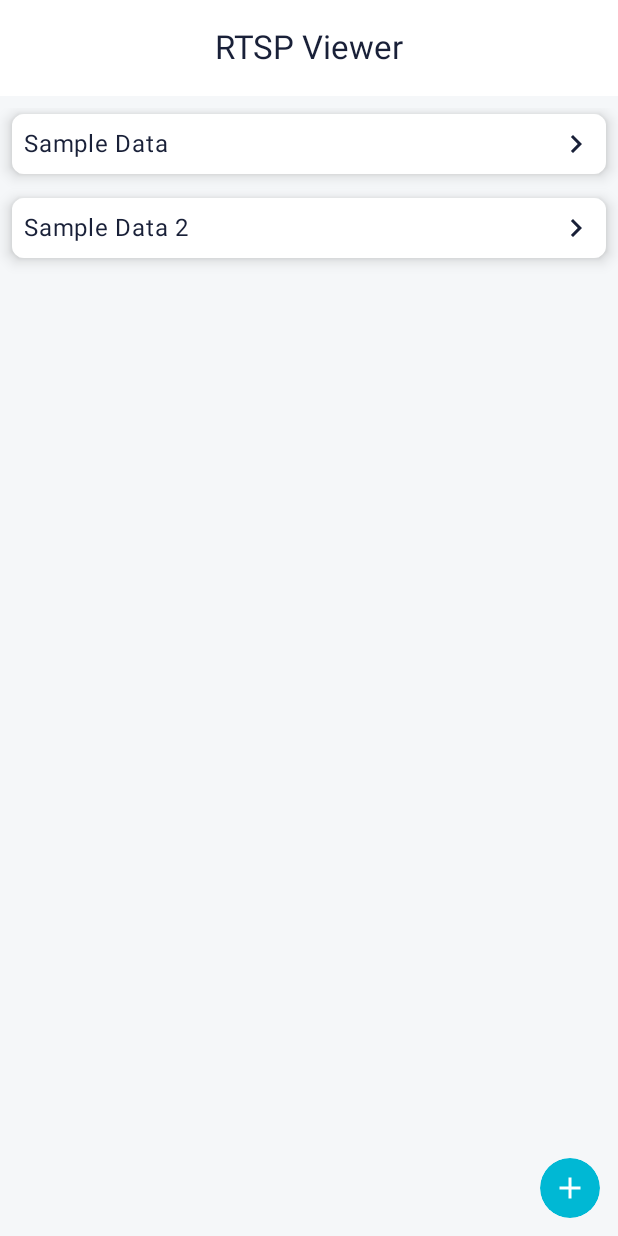
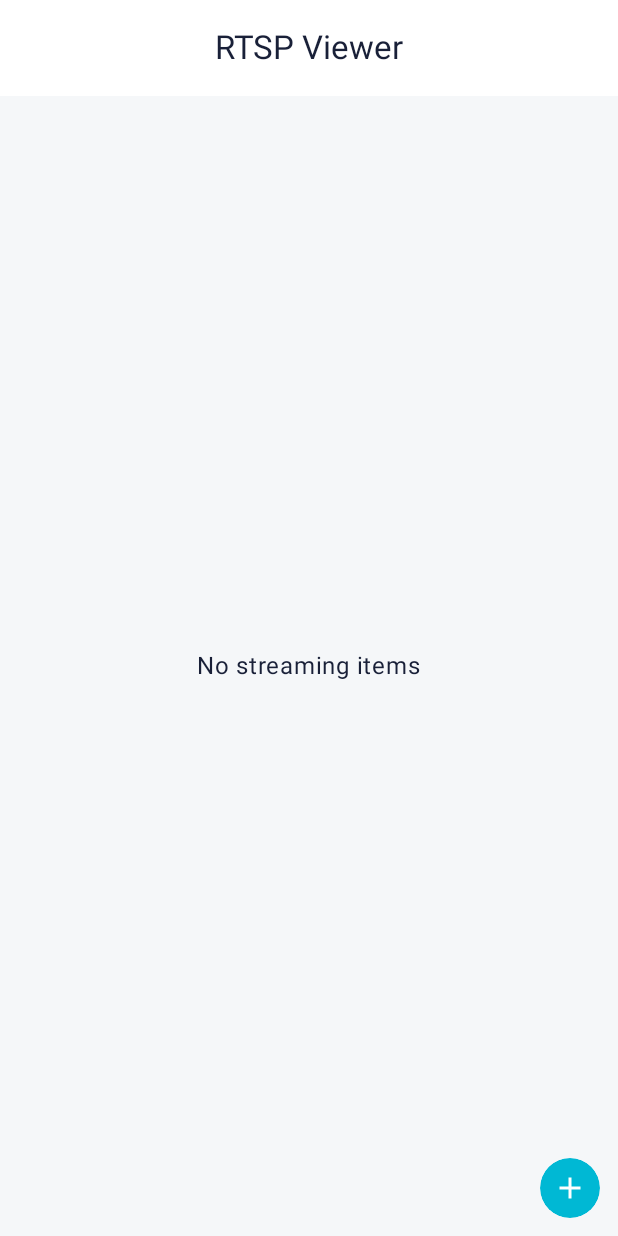
Before and after one commit to mrkongtk/rtspviewer, an Android app built with Jetpack Compose: the screen it shows after launch (MainActivity), on a phone screen of 412 x 824 dp. Run offline under Robolectric (Android 15) with nearby library versions, the phone set to English and light mode, and no system bars; our stand-ins replace Dagger/Hilt's generated code, Room's generated code; libraries missing offline, so code that uses them is left out: androidx.hilt.lifecycle.

Commit message:
feat: implement real repository and refactor navigation ui
- add `RTSPItemRepositoryImpl` for production database operations
- update `AppModule` to inject real repository instead of sample data
- extract navigation logic to `NavigationScreenContent` composable
- enable edge-to-edge support with proper system bar inset handling
- update theme to handle system bar colors via side effects
- improve composable previews with mock data providers

```diff
--- a/app/src/main/java/com/mrkongtk/rtspviewer/MainActivity.kt
+++ b/app/src/main/java/com/mrkongtk/rtspviewer/MainActivity.kt
@@ -4,6 +4,11 @@ import android.os.Bundle
 import androidx.activity.ComponentActivity
 import androidx.activity.compose.setContent
 import androidx.activity.enableEdgeToEdge
+import androidx.compose.foundation.layout.WindowInsets
+import androidx.compose.foundation.layout.fillMaxSize
+import androidx.compose.foundation.layout.systemBars
+import androidx.compose.foundation.layout.windowInsetsPadding
+import androidx.compose.ui.Modifier
 import androidx.hilt.lifecycle.viewmodel.compose.hiltViewModel
 import androidx.navigation.NavHostController
 import androidx.navigation.compose.rememberNavController
@@ -13,11 +18,11 @@ import com.mrkongtk.rtspviewer.viewmode.AppViewModel
 import dagger.hilt.android.AndroidEntryPoint
 
 /**
- * The primary entry point for the RTSP Viewer application.
+ * The main entry point for the RTSP Viewer application.
  *
- * This Activity serves as the container for the Jetpack Compose UI.
- * It is annotated with [AndroidEntryPoint] to allow Hilt to inject dependencies
- * into the Activity and the Composables hosted within it.
+ * This Activity hosts the Jetpack Compose UI content. It is annotated with [AndroidEntryPoint]
+ * to enable Hilt dependency injection, allowing view models and other dependencies to be
+ * injected into the Compose hierarchy.
  */
 @AndroidEntryPoint
 class MainActivity : ComponentActivity() {
@@ -25,24 +30,31 @@ class MainActivity : ComponentActivity() {
     override fun onCreate(savedInstanceState: Bundle?) {
         super.onCreate(savedInstanceState)
 
-        // Enable edge-to-edge display to allow content to be drawn behind system bars
-        // (status bar and navigation bar) for a modern, immersive experience.
+        // Enables edge-to-edge display, allowing the app to draw behind the system bars
+        // (status bar and navigation bar). Note: We must manually handle insets in the
+        // UI to prevent content from overlapping these bars.
         enableEdgeToEdge()
 
         setContent {
-            // Wrap the content in the application's custom theme
+            // Apply the application's design system/theme to the widget tree
             RTSPViewerTheme {
 
-                // Initialize the NavController to handle navigation between screens
+                // Initialize the central navigation controller for screen transitions
                 val navController: NavHostController = rememberNavController()
 
-                // Obtain the AppViewModel instance via Hilt injection
+                // Inject the main AppViewModel. The lifecycle of this ViewModel is scoped
+                // to this Activity (or the navigation graph if used within a NavHost).
                 val viewModel: AppViewModel = hiltViewModel()
 
-                // Render the main navigation structure (Scaffold, NavHost)
+                // Render the root screen of the application.
+                // We apply windowInsetsPadding(WindowInsets.systemBars) here to ensure
+                // the root content respects the safe areas defined by the edge-to-edge configuration.
                 NavigationScreen(
                     navController = navController,
-                    viewModel = viewModel
+                    viewModel = viewModel,
+                    modifier = Modifier
+                        .fillMaxSize()
+                        .windowInsetsPadding(WindowInsets.systemBars)
                 )
             }
         }
--- /dev/null
+++ b/app/src/main/java/com/mrkongtk/rtspviewer/data/repository/RTSPItemRepositoryImpl.kt
@@ -0,0 +1,56 @@
+package com.mrkongtk.rtspviewer.data.repository
+
+import com.mrkongtk.rtspviewer.data.database.AppDatabase
+import com.mrkongtk.rtspviewer.data.database.entity.RTSPItem
+import kotlinx.coroutines.flow.MutableStateFlow
+import kotlinx.coroutines.flow.StateFlow
+import kotlinx.coroutines.flow.asStateFlow
+import kotlinx.coroutines.flow.update
+import javax.inject.Inject
+
+/**
+ * Concrete implementation of [RTSPItemRepository].
+ *
+ * This repository is responsible for managing data operations for RTSP items,
+ * acting as a mediator between the database (Room) and the UI/Domain layer.
+ * It utilizes [StateFlow] to provide a reactive stream of data updates.
+ *
+ * @property db The Room database instance injected via Dependency Injection.
+ */
+class RTSPItemRepositoryImpl @Inject constructor(
+    private val db: AppDatabase,
+) : RTSPItemRepository {
+
+    // Internal mutable state flow to handle list updates
+    private val _items = MutableStateFlow<List<RTSPItem>>(emptyList())
+
+    /**
+     * A read-only [StateFlow] observing the list of [RTSPItem]s.
+     * UI components should collect from this flow to receive real-time data updates.
+     */
+    override val items: StateFlow<List<RTSPItem>> = _items.asStateFlow()
+
+    /**
+     * Fetches the complete list of RTSP items from the database and updates
+     * the [_items] StateFlow.
+     *
+     * This method retrieves items from index 0 to [Long.MAX_VALUE].
+     */
+    override suspend fun loadData() {
+        _items.update { _ ->
+            db.rtspItemDao().getItems(0, Long.MAX_VALUE)
+        }
+    }
+
+    /**
+     * Inserts a new [RTSPItem] into the database.
+     *
+     * @param item The RTSP item entity to be added.
+     * @return The row ID of the newly inserted item.
+     */
+    override suspend fun addItem(item: RTSPItem): Long {
+        val insertedId = db.rtspItemDao().insert(item)
+        return insertedId
+    }
+
+}
--- a/app/src/main/java/com/mrkongtk/rtspviewer/di/AppModule.kt
+++ b/app/src/main/java/com/mrkongtk/rtspviewer/di/AppModule.kt
@@ -4,7 +4,7 @@ import android.content.Context
 import androidx.room.Room
 import com.mrkongtk.rtspviewer.data.database.AppDatabase
 import com.mrkongtk.rtspviewer.data.repository.RTSPItemRepository
-import com.mrkongtk.rtspviewer.data.repository.RTSPItemWithSampleInitRepositoryImpl
+import com.mrkongtk.rtspviewer.data.repository.RTSPItemRepositoryImpl
 import dagger.Module
 import dagger.Provides
 import dagger.hilt.InstallIn
@@ -15,8 +15,8 @@ import javax.inject.Singleton
 /**
  * Dagger Hilt module responsible for providing application-level dependencies.
  *
- * This module is installed in the [SingletonComponent], meaning the dependencies
- * defined here will exist for the entire lifecycle of the application.
+ * This module is installed in the [SingletonComponent], which ensures that the dependencies
+ * provided here live as long as the application itself.
  */
 @Module
 @InstallIn(SingletonComponent::class)
@@ -25,20 +25,18 @@ object AppModule {
     /**
      * Provides a singleton instance of the [RTSPItemRepository].
      *
-     * It binds the interface to the [RTSPItemWithSampleInitRepositoryImpl] implementation,
-     * which initializes the repository with sample data.
+     * This method satisfies dependencies for the repository interface by returning
+     * the concrete [RTSPItemRepositoryImpl] implementation.
      *
-     * @param context The application context injected by Hilt.
-     * @param db The [AppDatabase] instance required by the repository.
+     * @param db The [AppDatabase] instance required to access the DAO.
      * @return The concrete implementation of the repository.
      */
     @Provides
     @Singleton
     fun provideRTSPItemRepository(
-        @ApplicationContext context: Context,
         db: AppDatabase
     ): RTSPItemRepository {
-        return RTSPItemWithSampleInitRepositoryImpl(context, db)
+        return RTSPItemRepositoryImpl(db)
     }
 
     /**
@@ -46,7 +44,7 @@ object AppModule {
      *
      * This method initializes the Room database with the name "RTSP_Viewer_database".
      *
-     * @param context The application context used to build the database.
+     * @param context The application context provided by Hilt, used to create the database builder.
      * @return The built Room database instance.
      */
     @Provides
--- a/app/src/main/java/com/mrkongtk/rtspviewer/ui/screen/NavigationScreen.kt
+++ b/app/src/main/java/com/mrkongtk/rtspviewer/ui/screen/NavigationScreen.kt
@@ -1,14 +1,9 @@
 package com.mrkongtk.rtspviewer.ui.screen
 
-import android.annotation.SuppressLint
 import android.content.res.Configuration
 import androidx.compose.foundation.background
-import androidx.compose.foundation.layout.PaddingValues
-import androidx.compose.foundation.layout.WindowInsets
 import androidx.compose.foundation.layout.fillMaxSize
 import androidx.compose.foundation.layout.padding
-import androidx.compose.foundation.layout.systemBars
-import androidx.compose.foundation.layout.windowInsetsPadding
 import androidx.compose.material.icons.Icons
 import androidx.compose.material.icons.automirrored.filled.ArrowBack
 import androidx.compose.material3.CenterAlignedTopAppBar
@@ -27,8 +22,6 @@ import androidx.compose.ui.tooling.preview.Preview
 import androidx.hilt.lifecycle.viewmodel.compose.hiltViewModel
 import androidx.lifecycle.compose.collectAsStateWithLifecycle
 import androidx.navigation.NavHostController
-import androidx.navigation.compose.NavHost
-import androidx.navigation.compose.composable
 import androidx.navigation.compose.currentBackStackEntryAsState
 import androidx.navigation.compose.rememberNavController
 import com.mrkongtk.rtspviewer.AppScreen
@@ -36,6 +29,7 @@ import com.mrkongtk.rtspviewer.R
 import com.mrkongtk.rtspviewer.data.AppUiState
 import com.mrkongtk.rtspviewer.data.database.MockAppDatabase
 import com.mrkongtk.rtspviewer.data.repository.RTSPItemWithSampleInitRepositoryImpl
+import com.mrkongtk.rtspviewer.ui.compose.NavigationScreenContent
 import com.mrkongtk.rtspviewer.ui.theme.RTSPViewerTheme
 import com.mrkongtk.rtspviewer.viewmode.AppViewModel
 import kotlinx.coroutines.flow.map
@@ -44,7 +38,8 @@ import kotlinx.coroutines.flow.map
  * A custom Top App Bar composable that manages the screen title and back navigation.
  *
  * This component dynamically generates the title by combining a static string resource template
- * (defined in [AppScreen]) with dynamic arguments observed from the [AppViewModel] (e.g., the name of the currently viewing stream).
+ * (defined in [AppScreen]) with dynamic arguments observed from the [AppViewModel]
+ * (e.g., the name of the currently viewing stream).
  *
  * @param currentScreen The current destination in the navigation graph; used to fetch the title resource ID.
  * @param canNavigateBack Boolean flag indicating if the back arrow should be visible.
@@ -60,9 +55,9 @@ fun AppBar(
     modifier: Modifier = Modifier,
     viewModel: AppViewModel = hiltViewModel()
 ) {
-    // Collect the selected item's name from the ViewModel state.
-    // map transform: If an item is selected, wrap the name in a list (e.g., ["Camera 1"]).
-    // If null, return an empty list. This list is used for string formatting later.
+    // Transform the UI state to extract the selected item's name.
+    // If a stream is selected, it returns a list containing that name.
+    // If null, it returns an empty list. This list is used for string template replacement below.
     val args: List<String> by viewModel.uiState.map {
         it.selectedItem?.name?.let { name ->
             listOf(name)
@@ -71,11 +66,11 @@ fun AppBar(
 
     CenterAlignedTopAppBar(
         title = {
-            // Dynamic Title Generation Logic:
-            // 1. Fetch the raw string template (e.g., "Watching %0") based on the current screen.
-            // 2. Prepend the template to the args list.
-            // 3. Use reduceIndexed to iterate through. It effectively replaces placeholders like "%0"
-            //    in the template (acc) with the values from the subsequent items in the list (new).
+            // Title Formatting Logic:
+            // 1. Get the base string resource associated with the current screen (e.g., "Watching %1").
+            // 2. Create a list starting with the template, followed by dynamic arguments (e.g., ["Watching %1", "Camera 1"]).
+            // 3. Use reduceIndexed to iterate. The 'acc' is the string being built, 'new' is the replacement value.
+            //    It replaces placeholders (like "%1") with the corresponding argument.
             Text(stringResource(currentScreen.title).let { titleTemplate ->
                 (listOf(titleTemplate) + args).reduceIndexed { index, acc, new ->
                     acc.replace("%$index", new)
@@ -109,114 +104,60 @@ fun AppBar(
  *
  * @param navController The central navigation controller. Defaults to [rememberNavController].
  * @param viewModel The shared [AppViewModel] instance, injected via Hilt.
+ * @param modifier Modifier to apply to the root layout.
  */
 @Composable
 fun NavigationScreen(
     navController: NavHostController = rememberNavController(),
     viewModel: AppViewModel = hiltViewModel(),
+    modifier: Modifier = Modifier,
 ) {
-    // Observe the current back stack entry to reactively update the UI when the route changes.
+    // Observe the back stack to determine the current route.
+    // This triggers a recomposition whenever the user navigates.
     val backStackEntry by navController.currentBackStackEntryAsState()
 
-    // Determine the current AppScreen enum based on the route string.
-    // We use a try-catch block to safely handle cases where the route might be null
-    // or not map to a valid enum (defaulting to AppScreen.Start).
+    // Resolve the current route string to an AppScreen enum.
+    // If the route is null or invalid (not found in enum), default to AppScreen.Start.
     val currentScreen = backStackEntry?.destination?.route?.let { route ->
         try {
             AppScreen.valueOf(route)
-        } catch (e: IllegalArgumentException) {
+        } catch (_: IllegalArgumentException) {
             AppScreen.Start
         }
     } ?: AppScreen.Start
 
     Scaffold(
-        modifier = Modifier
-            .fillMaxSize()
-            // Apply padding to avoid drawing behind system bars (status/navigation bars).
-            .windowInsetsPadding(WindowInsets.systemBars)
+        modifier = modifier
             .background(MaterialTheme.colorScheme.background),
         topBar = {
             AppBar(
                 currentScreen = currentScreen,
-                // Only show the back button if the back stack has a previous entry.
+                // Show back button only if there is a previous entry in the back stack.
                 canNavigateBack = navController.previousBackStackEntry != null,
                 navigateUp = { navController.navigateUp() },
                 viewModel = viewModel
             )
         }
     ) { innerPadding ->
-        // The Scaffold provides 'innerPadding' which accounts for the height of the TopAppBar.
-        // We pass this to the content to ensure the top of the content isn't obscured.
-        NavigationScreenContent(navController, innerPadding, viewModel)
-    }
-}
+        // Collect the main UI state (list of items, selected item, etc.)
+        // in a lifecycle-aware manner.
+        val uiState by viewModel.uiState.collectAsStateWithLifecycle(AppUiState())
 
-/**
- * Contains the [NavHost] and defines the navigation graph for the application.
- *
- * This composable maps specific routes (defined in [AppScreen]) to their respective
- * composable screens. It also handles the passing of state and event callbacks
- * (like `onItemSelected`) between the ViewModel and the UI.
- *
- * @param navController The navigation controller used to navigate between screens.
- * @param innerPadding Padding values provided by the parent Scaffold.
- * @param viewModel The shared ViewModel containing the app state.
- */
-@Composable
-fun NavigationScreenContent(
-    navController: NavHostController = rememberNavController(),
-    innerPadding: PaddingValues,
-    viewModel: AppViewModel = hiltViewModel(),
-) {
-    // Collect the UI state in a lifecycle-aware manner.
-    // This ensures flow collection stops when the app goes to the background to save resources.
-    val uiState by viewModel.uiState.collectAsStateWithLifecycle(AppUiState())
-
-    NavHost(
-        navController = navController,
-        startDestination = AppScreen.Start.name,
-        modifier = Modifier
-            .fillMaxSize()
-            .padding(innerPadding) // Apply the Scaffold padding here
-    ) {
-        // --- Route: Start (Stream List) ---
-        composable(route = AppScreen.Start.name) {
-            StreamListScreen(
-                itemList = uiState.items,
-                onItemSelected = { rtspItem ->
-                    // Set the active item in the VM and navigate to the player view
-                    viewModel.select(rtspItem)
-                    navController.navigate(AppScreen.RTSPDisplay.name)
-                },
-                onAddItemSelected = {
-                    navController.navigate(AppScreen.AddRTSPItem.name)
-                },
-                modifier = Modifier.fillMaxSize()
-            )
-        }
-
-        // --- Route: RTSP Display (Video Player) ---
-        composable(route = AppScreen.RTSPDisplay.name) {
-            // Only render the screen if a valid item is selected to avoid null pointer exceptions
-            uiState.selectedItem?.let { item ->
-                StreamItemScreen(
-                    item = item,
-                    modifier = Modifier.fillMaxSize()
-                )
+        // Render the main content navigation graph.
+        // We pass 'innerPadding' to ensure content is not obscured by the TopAppBar.
+        NavigationScreenContent(
+            navController = navController,
+            uiState = uiState,
+            modifier = Modifier
+                .fillMaxSize()
+                .padding(innerPadding),
+            onListingItemSelected = { item ->
+                viewModel.select(item)
+            },
+            onAddItemRequested = { item ->
+                viewModel.addItem(item)
             }
-        }
-
-        // --- Route: Add RTSP Item (Form) ---
-        composable(route = AppScreen.AddRTSPItem.name) {
-            AddStreamItemScreen(
-                onSave = { item ->
-                    // Save the new item to the database/state and return to the previous screen
-                    viewModel.addItem(item)
-                    navController.popBackStack()
-                },
-                modifier = Modifier.fillMaxSize()
-            )
-        }
+        )
     }
 }
 
@@ -224,11 +165,12 @@ fun NavigationScreenContent(
  * Preview for [NavigationScreen].
  *
  * Renders the UI in both Day and Night modes.
- * Note: Since ViewModels usually require Hilt injection, we manually construct
- * the ViewModel here using a [MockAppDatabase] and a sample repository.
- * This allows the preview to render without crashing due to missing dependencies.
+ *
+ * Note on Dependency Injection:
+ * Since standard Hilt injection does not work within @Preview composables,
+ * we manually instantiate the [AppViewModel] using a [MockAppDatabase] and
+ * a repository implementation initialized with sample data.
  */
-@SuppressLint("ViewModelConstructorInComposable")
 @Preview(
     name = "Day",
     showSystemUi = true,
@@ -244,7 +186,7 @@ private fun NavigationScreenPreview() {
     RTSPViewerTheme {
         val navController = rememberNavController()
 
-        // Manually inject dependencies for the Preview environment
+        // Manually construct ViewModel with mock dependencies for preview purposes.
         val viewModel = AppViewModel(
             RTSPItemWithSampleInitRepositoryImpl(
                 LocalContext.current,
```
Also changed, not shown: app/src/main/java/com/mrkongtk/rtspviewer/ui/compose/NavigationScreenContent.kt (added, +174 -0 lines), app/src/main/java/com/mrkongtk/rtspviewer/ui/theme/Theme.kt (+63 -50 lines).
